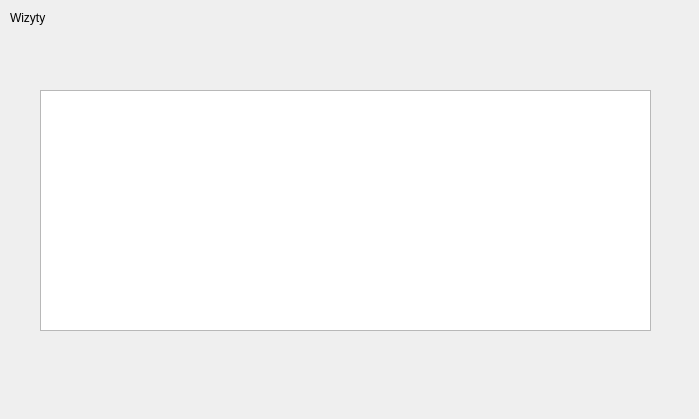
Qt form appointments.ui (dash205/Projekt_Fryzjer) before a commit.
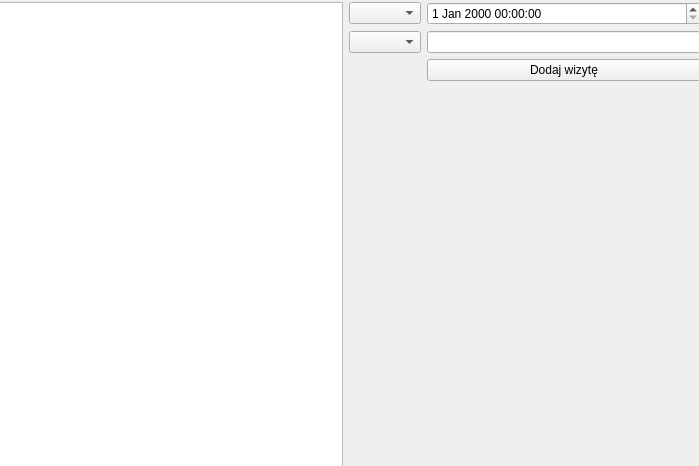
The same form after that commit.

What changed in the file:
```diff
--- a/appointments.ui
+++ b/appointments.ui
@@ -7,34 +7,64 @@
     <x>0</x>
     <y>0</y>
     <width>699</width>
-    <height>419</height>
+    <height>466</height>
    </rect>
   </property>
+  <property name="maximumSize">
+   <size>
+    <width>699</width>
+    <height>16777215</height>
+   </size>
+  </property>
   <property name="windowTitle">
    <string>Appointments</string>
   </property>
-  <widget class="QLabel" name="label">
+  <widget class="QWidget" name="horizontalLayoutWidget">
    <property name="geometry">
     <rect>
-     <x>10</x>
-     <y>10</y>
-     <width>49</width>
-     <height>16</height>
+     <x>-10</x>
+     <y>2</y>
+     <width>711</width>
+     <height>471</height>
     </rect>
    </property>
-   <property name="text">
-    <string>Wizyty</string>
-   </property>
-  </widget>
-  <widget class="QTableWidget" name="tableWidget">
-   <property name="geometry">
-    <rect>
-     <x>40</x>
-     <y>90</y>
-     <width>611</width>
-     <height>241</height>
-    </rect>
-   </property>
+   <layout class="QHBoxLayout" name="horizontalLayout">
+    <property name="sizeConstraint">
+     <enum>QLayout::SizeConstraint::SetDefaultConstraint</enum>
+    </property>
+    <item>
+     <widget class="QTableWidget" name="tableWidget"/>
+    </item>
+    <item>
+     <layout class="QFormLayout" name="formLayout">
+      <property name="fieldGrowthPolicy">
+       <enum>QFormLayout::FieldGrowthPolicy::AllNonFixedFieldsGrow</enum>
+      </property>
+      <property name="rowWrapPolicy">
+       <enum>QFormLayout::RowWrapPolicy::WrapLongRows</enum>
+      </property>
+      <item row="0" column="0">
+       <widget class="QComboBox" name="comboClient"/>
+      </item>
+      <item row="1" column="0">
+       <widget class="QComboBox" name="comboService"/>
+      </item>
+      <item row="0" column="1">
+       <widget class="QDateTimeEdit" name="dateTimeEdit"/>
+      </item>
+      <item row="1" column="1">
+       <widget class="QLineEdit" name="lineEdit"/>
+      </item>
+      <item row="2" column="1">
+       <widget class="QPushButton" name="btnAdd">
+        <property name="text">
+         <string>Dodaj wizytę</string>
+        </property>
+       </widget>
+      </item>
+     </layout>
+    </item>
+   </layout>
   </widget>
  </widget>
  <resources/>
```
